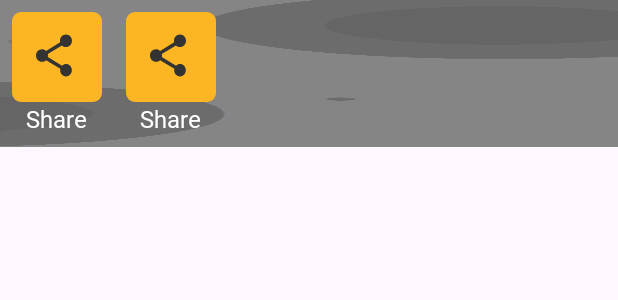
After one commit to noname6996-tta/Qr-Scanner-App-2023, an Android app: the layout layout_action_code.xml on its own in the app's theme, with its tools: preview values and no code run, on a phone screen of 412 x 824 dp. The commit adds this screen. Shown: the top 300 px of the screen. Run offline under Robolectric (Android 15) with nearby library versions, the phone set to English and light mode, and no system bars.

Commit message:
update item generate

```diff
--- a/app/src/main/java/com/tta/qrscanner2023application/data/util/Utils.kt
+++ b/app/src/main/java/com/tta/qrscanner2023application/data/util/Utils.kt
@@ -170,3 +170,10 @@ fun generateQrCode(qrCodeData: String): Bitmap? {
         return null
     }
 }
+
+fun isWebLinkOrAppLink(input: String): Boolean {
+    val webLinkPattern = "^(http|https)://.*".toRegex()
+    val appLinkPattern = "^myapp://.*".toRegex()
+
+    return input.matches(webLinkPattern) || input.matches(appLinkPattern)
+}
--- a/app/src/main/res/layout/fragment_result.xml
+++ b/app/src/main/res/layout/fragment_result.xml
@@ -188,6 +188,12 @@
                     android:text="Copy" />
             </LinearLayout>
 
+<!--            <include-->
+<!--                layout="@layout/layout_action_code"-->
+<!--                app:layout_constraintEnd_toStartOf="@+id/llShare"-->
+<!--                app:layout_constraintStart_toStartOf="parent"-->
+<!--                app:layout_constraintTop_toBottomOf="@+id/cardView" />-->
+
 
         </androidx.constraintlayout.widget.ConstraintLayout>
 
--- /dev/null
+++ b/app/src/main/res/layout/item_action_code.xml
@@ -0,0 +1,32 @@
+<?xml version="1.0" encoding="utf-8"?>
+<androidx.constraintlayout.widget.ConstraintLayout xmlns:android="http://schemas.android.com/apk/res/android"
+    android:layout_width="wrap_content"
+    android:layout_height="wrap_content"
+    xmlns:app="http://schemas.android.com/apk/res-auto">
+
+    <LinearLayout
+        android:id="@+id/llItem"
+        android:layout_width="wrap_content"
+        android:layout_height="wrap_content"
+        android:gravity="center"
+        android:orientation="vertical"
+        android:padding="8dp"
+        app:layout_constraintBottom_toBottomOf="parent"
+        app:layout_constraintEnd_toEndOf="parent"
+        app:layout_constraintStart_toStartOf="parent"
+        app:layout_constraintTop_toTopOf="parent">
+
+        <ImageView
+            android:id="@+id/imgIcon"
+            android:layout_width="60dp"
+            android:layout_height="60dp"
+            android:src="@drawable/ic_share"
+            app:layout_constraintStart_toStartOf="parent"
+            app:layout_constraintTop_toBottomOf="@+id/cardView" />
+
+        <TextView
+            android:id="@+id/tvTittle"
+            style="@style/TextView_White_16sp"
+            android:text="Share" />
+    </LinearLayout>
+</androidx.constraintlayout.widget.ConstraintLayout>
--- /dev/null
+++ b/app/src/main/res/layout/layout_action_code.xml
@@ -0,0 +1,38 @@
+<?xml version="1.0" encoding="utf-8"?>
+<androidx.constraintlayout.widget.ConstraintLayout xmlns:android="http://schemas.android.com/apk/res/android"
+    xmlns:app="http://schemas.android.com/apk/res-auto"
+    android:layout_width="match_parent"
+    android:layout_height="wrap_content"
+    android:background="@drawable/background"
+    android:gravity="center">
+
+    <include
+        android:id="@+id/actionShare"
+        layout="@layout/item_action_code"
+        android:layout_width="wrap_content"
+        android:layout_height="match_parent"
+        app:layout_constraintBottom_toBottomOf="parent"
+        app:layout_constraintStart_toStartOf="parent"
+        app:layout_constraintTop_toTopOf="parent" />
+
+    <include
+        android:id="@+id/actionCopy"
+        layout="@layout/item_action_code"
+        android:layout_width="wrap_content"
+        android:layout_height="match_parent"
+        app:layout_constraintBottom_toBottomOf="parent"
+        app:layout_constraintStart_toEndOf="@+id/actionShare"
+        app:layout_constraintTop_toTopOf="parent" />
+
+<!--    <include-->
+<!--        android:id="@+id/actionShare"-->
+<!--        layout="@layout/item_action_code" />-->
+
+<!--    <include-->
+<!--        android:id="@+id/actionShare"-->
+<!--        layout="@layout/item_action_code" />-->
+
+<!--    <include-->
+<!--        android:id="@+id/actionShare"-->
+<!--        layout="@layout/item_action_code" />-->
+</androidx.constraintlayout.widget.ConstraintLayout>
```
